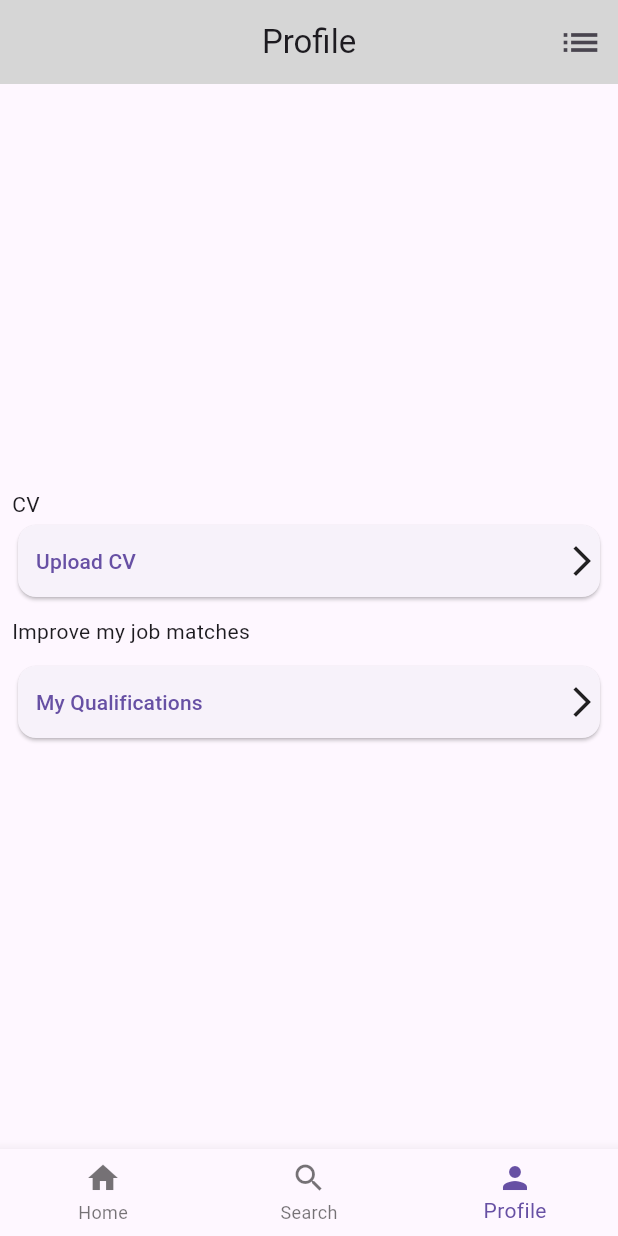
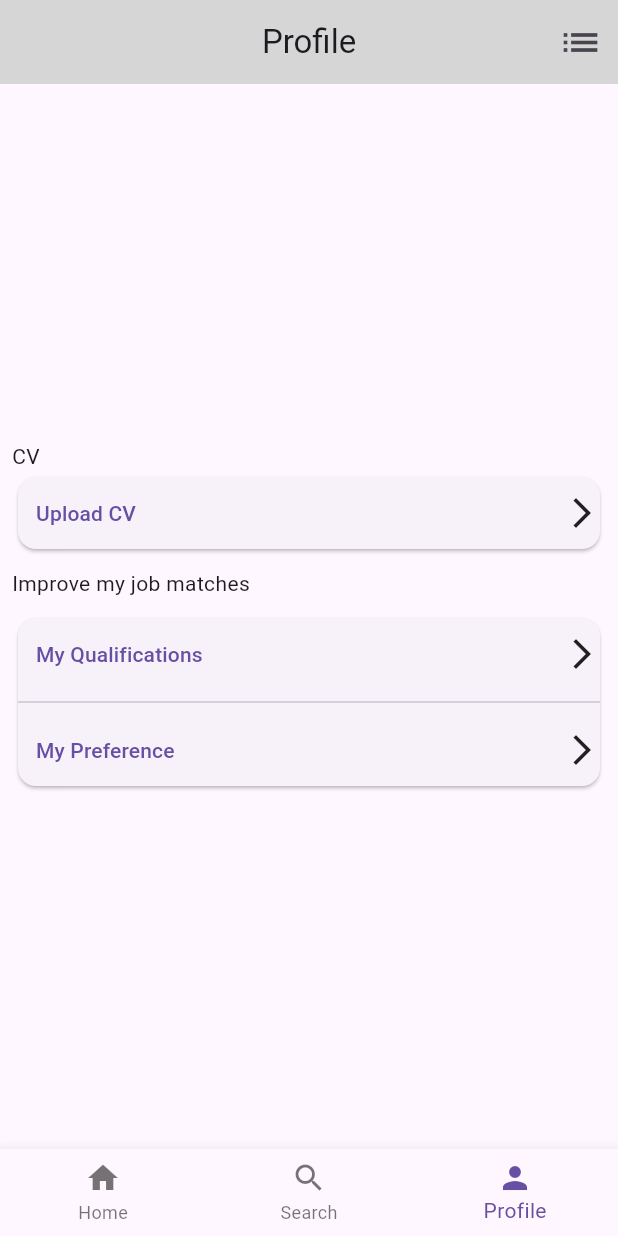
Before and after one commit to Amjadyabroudi128/ofCourse, a Flutter app: the screen it shows after launch, item 3 of the bottom bar chosen, on a phone screen of 412 x 824 dp. Run offline on Flutter 3.47's test engine with Material 3 defaults, Android fonts, the phone set to English and light mode, and no system bars.

Commit message:
card component

```diff
--- a/lib/profilepage/profilepage.dart
+++ b/lib/profilepage/profilepage.dart
@@ -57,7 +57,17 @@ class ProfilePage extends StatelessWidget {
                           MyIcons.forward
                         ],
                       ),
-
+                      Divider(),
+                      Row(
+                        children: [
+                          TextButton(
+                            onPressed: (){},
+                            child: Text("My Preference"),
+                          ),
+                          Spacer(),
+                          MyIcons.forward
+                        ],
+                      ),
                     ],
                   ),
                 ),
```
